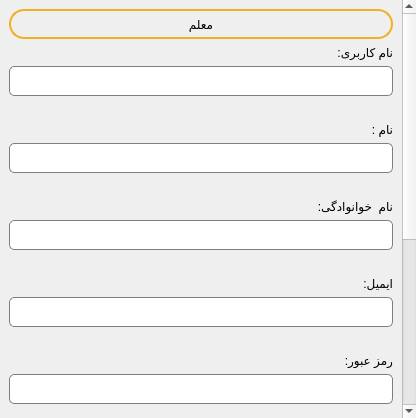
MohammadSangSefidi/QuizMaster, file App/ui/teacherSignUpPage.ui: the form before one commit.
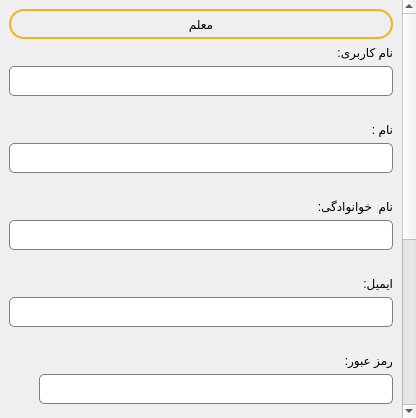
The form after the commit.

Commit message: add show password button to passwords line edits. add exe file to project

Patch:
```diff
--- a/App/ui/teacherSignUpPage.ui
+++ b/App/ui/teacherSignUpPage.ui
@@ -46,7 +46,7 @@
         <x>0</x>
         <y>0</y>
         <width>399</width>
-        <height>718</height>
+        <height>722</height>
        </rect>
       </property>
       <layout class="QVBoxLayout" name="verticalLayout">
@@ -244,6 +244,42 @@
           </widget>
          </item>
          <item>
+          <layout class="QHBoxLayout" name="horizontalLayout_5">
+           <property name="spacing">
+            <number>0</number>
+           </property>
+           <item>
+            <widget class="QPushButton" name="showPasswordButton">
+             <property name="minimumSize">
+              <size>
+               <width>30</width>
+               <height>30</height>
+              </size>
+             </property>
+             <property name="maximumSize">
+              <size>
+               <width>30</width>
+               <height>30</height>
+              </size>
+             </property>
+             <property name="styleSheet">
+              <string notr="true">#showPasswordButton{
+	border: none;
+	
+}</string>
+             </property>
+             <property name="text">
+              <string/>
+             </property>
+             <property name="iconSize">
+              <size>
+               <width>22</width>
+               <height>22</height>
+              </size>
+             </property>
+            </widget>
+           </item>
+           <item>
           <widget class="QLineEdit" name="passwordLineEdit">
            <property name="minimumSize">
             <size>
@@ -269,6 +305,8 @@
            </property>
           </widget>
          </item>
+          </layout>
+         </item>
          <item>
           <spacer name="verticalSpacer_5">
            <property name="orientation">
```
Left out of the diff: 38 changed lines with no effect on the pictures. Lines whose indentation alone changed are shown as unchanged. The commit also changes 63 other files.
